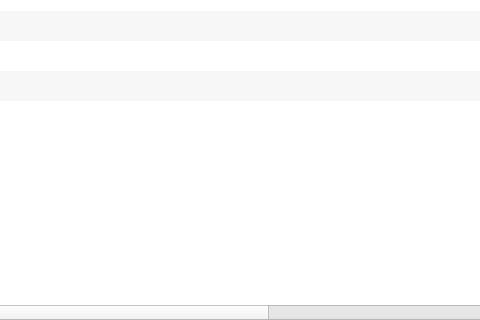
The window that ui/qubemanager.ui (QubesOS/qubes-manager) describes before a commit, drawn with Qt 5; both pictures show x 427 to 907 and y 280 to 600 of the 1100 by 600 pixel window.
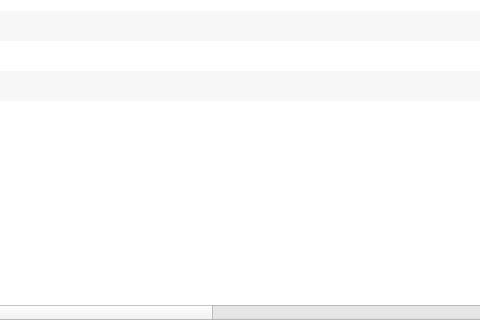
The same window after the commit. Icons and pictures are not drawn.

Commit message:
Added DVM Template column to Qube Manager
It is labelled "Template for DispVMs" and behaves like every
other column.

fixes QubesOS/qubes-issues#4912

What changed in the file:
```diff
--- a/ui/qubemanager.ui
+++ b/ui/qubemanager.ui
@@ -136,7 +136,7 @@
        <number>10</number>
       </property>
       <property name="columnCount">
-       <number>11</number>
+       <number>12</number>
       </property>
       <attribute name="horizontalHeaderCascadingSectionResizes">
        <bool>false</bool>
@@ -234,6 +234,11 @@
         <string>Last backup</string>
        </property>
       </column>
+      <column>
+       <property name="text">
+        <string>Template for DispVMs</string>
+       </property>
+      </column>
      </widget>
     </item>
    </layout>
```
Left out of the diff: 15 changed lines with no effect on the pictures. The commit also changes 2 other files.
